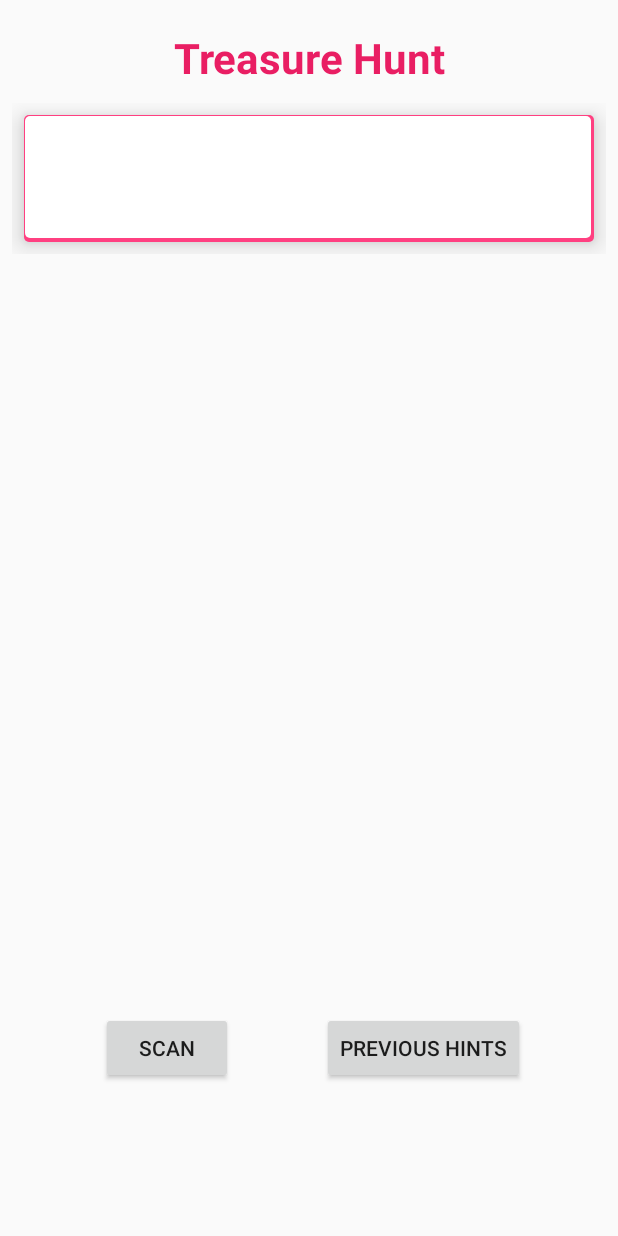
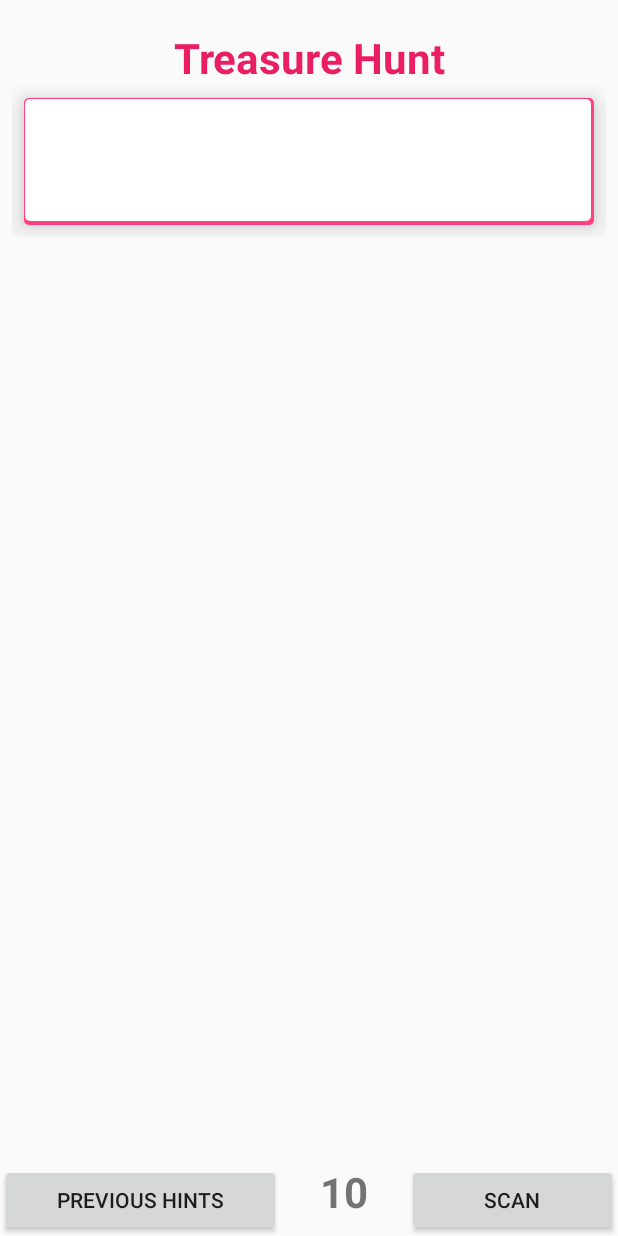
Before and after one commit to drigio/QrQuest, an Android app: the layout activity_main.xml on its own in the app's theme, with its tools: preview values and no code run, on a phone screen of 412 x 824 dp. Run offline under Robolectric (Android 15) with nearby library versions, the phone set to English and light mode, and no system bars.

Commit message:
New Changes

```diff
--- a/app/src/main/res/layout/activity_main.xml
+++ b/app/src/main/res/layout/activity_main.xml
@@ -10,10 +10,8 @@
         android:id="@+id/textView"
         android:layout_width="wrap_content"
         android:layout_height="wrap_content"
-        android:layout_marginEnd="8dp"
         android:layout_marginLeft="8dp"
         android:layout_marginRight="8dp"
-        android:layout_marginStart="8dp"
         android:layout_marginTop="19dp"
         android:text="Treasure Hunt"
         android:textColor="#E91E63"
@@ -24,19 +22,18 @@
         app:layout_constraintTop_toTopOf="parent" />
 
     <ScrollView
+        android:id="@+id/scrollView3"
         android:layout_width="0dp"
         android:layout_height="wrap_content"
         android:layout_marginLeft="8dp"
         android:layout_marginRight="8dp"
-        android:layout_marginTop="11dp"
+        android:clipToPadding="false"
+        android:fillViewport="false"
+        android:scrollbars="vertical"
+        app:layout_constraintHorizontal_bias="0.0"
         app:layout_constraintLeft_toLeftOf="parent"
         app:layout_constraintRight_toRightOf="parent"
-        app:layout_constraintTop_toBottomOf="@+id/textView"
-        android:scrollbars="vertical"
-        android:id="@+id/scrollView3"
-        app:layout_constraintHorizontal_bias="0.0"
-        android:layout_marginStart="8dp"
-        android:layout_marginEnd="8dp">
+        app:layout_constraintTop_toBottomOf="@+id/textView">
 
         <TextView
             android:id="@+id/textContents"
@@ -68,55 +65,56 @@
 
     </ScrollView>
 
-    <Button
-        android:id="@+id/scanbtn"
-        android:layout_width="wrap_content"
-        android:layout_height="wrap_content"
-        android:text="Scan"
-        android:layout_marginLeft="0dp"
-        app:layout_constraintLeft_toLeftOf="parent"
-        android:layout_marginStart="8dp"
-        app:layout_constraintRight_toLeftOf="@+id/prevHints"
-        android:layout_marginRight="0dp"
-        app:layout_constraintHorizontal_bias="0.5"
-        app:layout_constraintTop_toTopOf="@+id/prevHints"
-        android:layout_marginTop="0dp"
-        app:layout_constraintBottom_toBottomOf="@+id/prevHints"
-        android:layout_marginBottom="0dp"
-        app:layout_constraintVertical_bias="0.0" />
+    <LinearLayout
+        android:id="@+id/linearLayout"
+        android:layout_width="match_parent"
+        android:layout_height="match_parent"
+        android:gravity="bottom"
+        android:orientation="horizontal"
+        app:layout_constraintBottom_toBottomOf="parent"
+        app:layout_constraintEnd_toEndOf="parent"
+        app:layout_constraintStart_toStartOf="parent"
+        app:layout_constraintTop_toTopOf="parent">
 
         <Button
             android:id="@+id/prevHints"
             android:layout_width="wrap_content"
             android:layout_height="wrap_content"
+            android:layout_weight="1"
             android:text="Previous Hints"
-        app:layout_constraintRight_toRightOf="parent"
-        app:layout_constraintBottom_toBottomOf="parent"
-        android:layout_marginBottom="94dp"
-        android:layout_marginRight="51dp"
-        android:layout_marginTop="8dp"
-        app:layout_constraintTop_toBottomOf="@+id/grpCode"
-        app:layout_constraintVertical_bias="0.954"
-        android:layout_marginLeft="8dp"
-        app:layout_constraintLeft_toLeftOf="parent"
-        app:layout_constraintHorizontal_bias="0.95" />
+            tools:layout_editor_absoluteX="182dp"
+            tools:layout_editor_absoluteY="444dp" />
 
         <TextView
             android:id="@+id/grpCode"
             android:layout_width="wrap_content"
-        android:layout_height="wrap_content"
-        android:layout_marginBottom="8dp"
-        android:layout_marginLeft="8dp"
-        android:layout_marginRight="8dp"
-        android:layout_marginTop="8dp"
+            android:layout_height="40dp"
+            android:layout_marginBottom="0dp"
+            android:layout_marginLeft="0dp"
+            android:layout_marginRight="0dp"
+            android:layout_marginTop="0dp"
+            android:layout_weight="1"
+            android:elevation="0dp"
+            android:padding="0dp"
             android:textAlignment="center"
-        android:textSize="18sp"
+            android:textSize="28sp"
             android:textStyle="bold"
             app:layout_constraintBottom_toBottomOf="parent"
+            app:layout_constraintHorizontal_bias="0.547"
             app:layout_constraintLeft_toLeftOf="parent"
             app:layout_constraintRight_toRightOf="parent"
             app:layout_constraintTop_toBottomOf="@+id/scrollView3"
-        android:layout_marginStart="8dp"
-        android:layout_marginEnd="8dp" />
+            app:layout_constraintVertical_bias="0.873"
+            tools:text="10" />
+
+        <Button
+            android:id="@+id/scanbtn"
+            android:layout_width="wrap_content"
+            android:layout_height="wrap_content"
+            android:layout_weight="1"
+            android:text="Scan"
+            tools:layout_editor_absoluteX="49dp"
+            tools:layout_editor_absoluteY="444dp" />
+    </LinearLayout>
 
 </android.support.constraint.ConstraintLayout>
```
Lines whose indentation alone changed are shown as unchanged.
